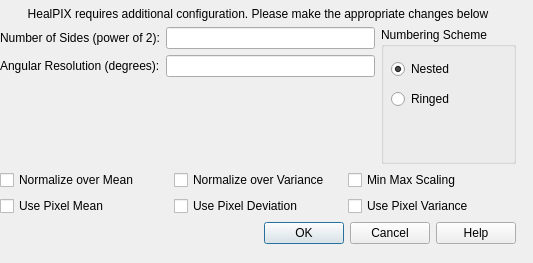
Before: the Qt Designer form src/UIs/Qt-analyzer/healpixdlg.ui in wayman0/CAPS-Analyzer, drawn with Qt 5.
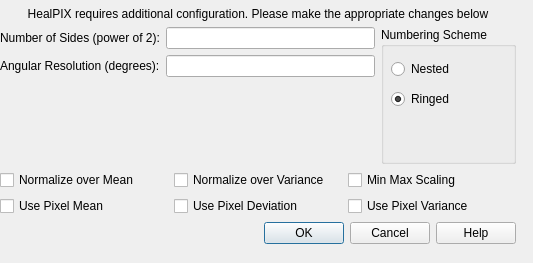
After: the same form once the commit is applied.

```diff
--- a/src/UIs/Qt-analyzer/healpixdlg.ui
+++ b/src/UIs/Qt-analyzer/healpixdlg.ui
@@ -101,7 +101,7 @@
           <string>Nested</string>
          </property>
          <property name="checked">
-          <bool>true</bool>
+          <bool>false</bool>
          </property>
         </widget>
         <widget class="QRadioButton" name="ringButton">
@@ -116,6 +116,9 @@
          <property name="text">
           <string>Ringed</string>
          </property>
+         <property name="checked">
+          <bool>true</bool>
+         </property>
         </widget>
        </widget>
       </item>
```
